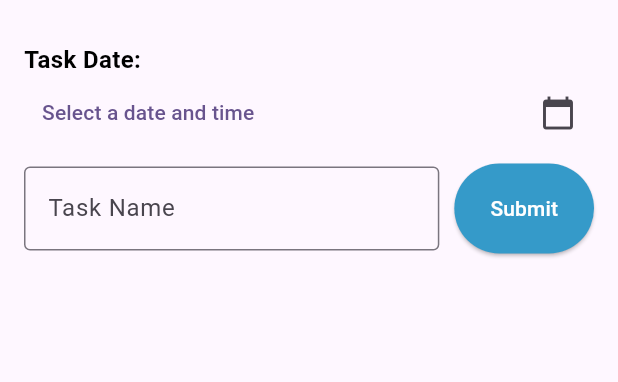
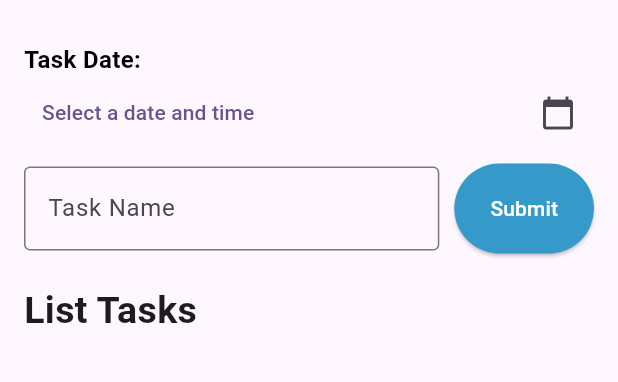
Before and after one commit to nauvalachid/TodoApp_0117, a Flutter app: the screen it shows after launch, on a phone screen of 412 x 824 dp, the part 66-448 px from its top. Run offline on Flutter 3.47's test engine with Material 3 defaults, Android fonts, the phone set to English and light mode, and no system bars; Roboto replaces fonts that are missing (Poppins).

Commit message:
bagian list tasks - judul

```diff
--- a/lib/todoapp.dart
+++ b/lib/todoapp.dart
@@ -149,6 +149,8 @@ void _pickDate(BuildContext context) async {
                     ),
                   ],
                  ),
+                 const SizedBox(height: 20),
+                 const Text("List Tasks", style: TextStyle(fontSize: 25, fontWeight: FontWeight.bold)),
               ],
             ),
           ),
```
